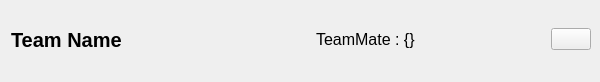
Old version of the form babyfut_master/ui/teamlist.ui in the repository eharquin/babyfut.
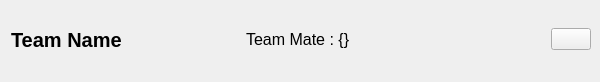
New version of the form. Icons and pictures are not drawn.

Patch:
```diff
--- a/babyfut_master/ui/teamlist.ui
+++ b/babyfut_master/ui/teamlist.ui
@@ -16,7 +16,7 @@
   <property name="autoFillBackground">
    <bool>false</bool>
   </property>
-  <layout class="QHBoxLayout" name="horizontalLayout" stretch="4,0,3,0,0">
+  <layout class="QHBoxLayout" name="horizontalLayout" stretch="3,0,4,0,0">
    <property name="topMargin">
     <number>8</number>
    </property>
@@ -81,7 +81,7 @@
       </font>
      </property>
      <property name="text">
-      <string comment="Form">TeamMate : {}</string>
+      <string comment="Form">Team Mate : {}</string>
      </property>
     </widget>
    </item>
```
